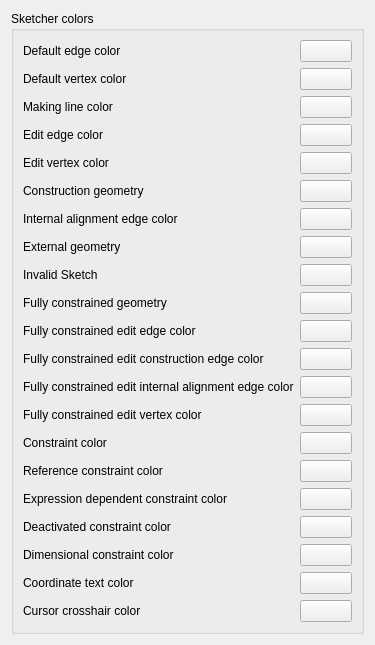
Before: the Qt Designer form src/Mod/Sketcher/Gui/SketcherSettingsColors.ui in southseact-3d/fcd, drawn with Qt 5.
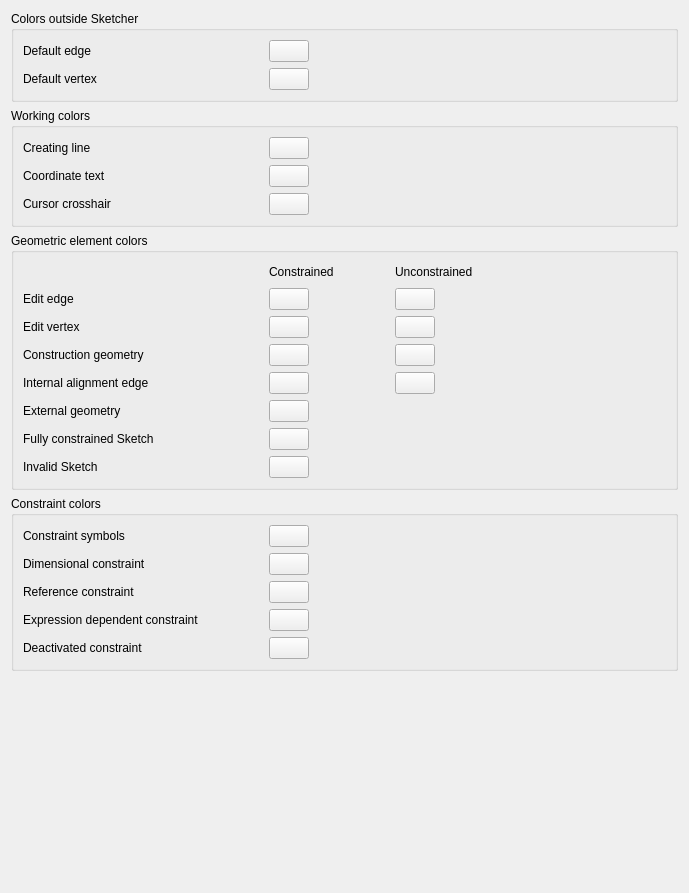
After: the same form once the commit is applied. Custom widgets are drawn as their Qt base class.

Commit message: Reworked Prefereces Sketcher Colors User interface, adding groupings.

```diff
--- a/src/Mod/Sketcher/Gui/SketcherSettingsColors.ui
+++ b/src/Mod/Sketcher/Gui/SketcherSettingsColors.ui
@@ -6,30 +6,43 @@
    <rect>
     <x>0</x>
     <y>0</y>
-    <width>375</width>
-    <height>627</height>
+    <width>689</width>
+    <height>893</height>
    </rect>
   </property>
   <property name="windowTitle">
    <string>Colors</string>
   </property>
-  <layout class="QGridLayout" name="gridLayout">
-   <item row="0" column="0">
-    <widget class="QGroupBox" name="groupBoxSketcherColor">
+  <layout class="QVBoxLayout" name="verticalLayout_2">
+   <item>
+    <widget class="QGroupBox" name="groupBox_3">
      <property name="title">
-      <string>Sketcher colors</string>
+      <string>Colors outside Sketcher</string>
      </property>
-     <layout class="QHBoxLayout" name="horizontalLayout_2">
-      <item>
-       <layout class="QGridLayout" name="gridLayout_2">
-        <item row="0" column="0">
-         <widget class="QLabel" name="label_17">
-          <property name="text">
-           <string>Default edge color</string>
+     <layout class="QGridLayout" name="gridLayout_8">
+      <item row="0" column="0">
+       <layout class="QGridLayout" name="gridLayout_4">
+        <item row="3" column="1">
+         <widget class="Gui::PrefColorButton" name="SketchVertexColor">
+          <property name="toolTip">
+           <string>Color of vertices</string>
+          </property>
+          <property name="color" stdset="0">
+           <color>
+            <red>255</red>
+            <green>255</green>
+            <blue>255</blue>
+           </color>
+          </property>
+          <property name="prefEntry" stdset="0">
+           <cstring>SketchVertexColor</cstring>
+          </property>
+          <property name="prefPath" stdset="0">
+           <cstring>View</cstring>
           </property>
          </widget>
         </item>
-        <item row="0" column="1">
+        <item row="2" column="1">
          <widget class="Gui::PrefColorButton" name="SketchEdgeColor">
           <property name="toolTip">
            <string>Color of edges</string>
@@ -49,41 +62,66 @@
           </property>
          </widget>
         </item>
-        <item row="1" column="0">
+        <item row="3" column="0">
          <widget class="QLabel" name="label_18">
           <property name="text">
-           <string>Default vertex color</string>
-          </property>
-         </widget>
-        </item>
-        <item row="1" column="1">
-         <widget class="Gui::PrefColorButton" name="SketchVertexColor">
-          <property name="toolTip">
-           <string>Color of vertices</string>
-          </property>
-          <property name="color">
-           <color>
-            <red>255</red>
-            <green>255</green>
-            <blue>255</blue>
-           </color>
-          </property>
-          <property name="prefEntry" stdset="0">
-           <cstring>SketchVertexColor</cstring>
-          </property>
-          <property name="prefPath" stdset="0">
-           <cstring>View</cstring>
+           <string>Default vertex</string>
           </property>
          </widget>
         </item>
         <item row="2" column="0">
-         <widget class="QLabel" name="label_6">
+         <widget class="QLabel" name="label_17">
+          <property name="minimumSize">
+           <size>
+            <width>240</width>
+            <height>0</height>
+           </size>
+          </property>
           <property name="text">
-           <string>Making line color</string>
+           <string>Default edge</string>
           </property>
          </widget>
         </item>
-        <item row="2" column="1">
+        <item row="2" column="2">
+         <spacer name="horizontalSpacer">
+          <property name="orientation">
+           <enum>Qt::Horizontal</enum>
+          </property>
+          <property name="sizeHint" stdset="0">
+           <size>
+            <width>40</width>
+            <height>20</height>
+           </size>
+          </property>
+         </spacer>
+        </item>
+       </layout>
+      </item>
+     </layout>
+    </widget>
+   </item>
+   <item>
+    <widget class="QGroupBox" name="groupBox">
+     <property name="title">
+      <string>Working colors</string>
+     </property>
+     <layout class="QGridLayout" name="gridLayout_7">
+      <item row="0" column="1">
+       <layout class="QGridLayout" name="gridLayout">
+        <item row="4" column="0">
+         <widget class="QLabel" name="label_5">
+          <property name="minimumSize">
+           <size>
+            <width>240</width>
+            <height>0</height>
+           </size>
+          </property>
+          <property name="text">
+           <string>Coordinate text</string>
+          </property>
+         </widget>
+        </item>
+        <item row="3" column="1">
          <widget class="Gui::PrefColorButton" name="CreateLineColor">
           <property name="toolTip">
            <string>Color used while new sketch elements are created</string>
@@ -103,15 +141,216 @@
           </property>
          </widget>
         </item>
+        <item row="5" column="1">
+         <widget class="Gui::PrefColorButton" name="CursorCrosshairColor">
+          <property name="toolTip">
+           <string>Color of crosshair cursor.
+(The one you get when creating a new sketch element.)</string>
+          </property>
+          <property name="color" stdset="0">
+           <color>
+            <red>255</red>
+            <green>255</green>
+            <blue>255</blue>
+           </color>
+          </property>
+          <property name="prefEntry" stdset="0">
+           <cstring>CursorCrosshairColor</cstring>
+          </property>
+          <property name="prefPath" stdset="0">
+           <cstring>View</cstring>
+          </property>
+         </widget>
+        </item>
         <item row="3" column="0">
-         <widget class="QLabel" name="label">
+         <widget class="QLabel" name="label_6">
+          <property name="minimumSize">
+           <size>
+            <width>240</width>
+            <height>0</height>
+           </size>
+          </property>
           <property name="text">
-           <string>Edit edge color</string>
+           <string>Creating line</string>
           </property>
          </widget>
         </item>
-        <item row="3" column="1">
+        <item row="4" column="1">
+         <widget class="Gui::PrefColorButton" name="CursorTextColor">
+          <property name="toolTip">
+           <string>Text color of the coordinates</string>
+          </property>
+          <property name="color" stdset="0">
+           <color>
+            <red>0</red>
+            <green>0</green>
+            <blue>255</blue>
+           </color>
+          </property>
+          <property name="prefEntry" stdset="0">
+           <cstring>CursorTextColor</cstring>
+          </property>
+          <property name="prefPath" stdset="0">
+           <cstring>View</cstring>
+          </property>
+         </widget>
+        </item>
+        <item row="5" column="0">
+         <widget class="QLabel" name="label_19">
+          <property name="text">
+           <string>Cursor crosshair</string>
+          </property>
+         </widget>
+        </item>
+        <item row="3" column="2">
+         <spacer name="horizontalSpacer_2">
+          <property name="orientation">
+           <enum>Qt::Horizontal</enum>
+          </property>
+          <property name="sizeHint" stdset="0">
+           <size>
+            <width>40</width>
+            <height>20</height>
+           </size>
+          </property>
+         </spacer>
+        </item>
+       </layout>
+      </item>
+     </layout>
+    </widget>
+   </item>
+   <item>
+    <widget class="QGroupBox" name="groupBox_2">
+     <property name="title">
+      <string>Geometric element colors</string>
+     </property>
+     <layout class="QGridLayout" name="gridLayout_6">
+      <item row="2" column="0">
+       <layout class="QGridLayout" name="gridLayout_5">
+        <item row="2" column="0">
+         <widget class="QLabel" name="label_4">
+          <property name="text">
+           <string>Invalid Sketch</string>
+          </property>
+         </widget>
+        </item>
+        <item row="1" column="0">
+         <widget class="QLabel" name="label_45">
+          <property name="minimumSize">
+           <size>
+            <width>240</width>
+            <height>0</height>
+           </size>
+          </property>
+          <property name="text">
+           <string>Fully constrained Sketch</string>
+          </property>
+         </widget>
+        </item>
+        <item row="1" column="1">
+         <widget class="Gui::PrefColorButton" name="FullyConstrainedColor">
+          <property name="sizePolicy">
+           <sizepolicy hsizetype="Maximum" vsizetype="Fixed">
+            <horstretch>0</horstretch>
+            <verstretch>0</verstretch>
+           </sizepolicy>
+          </property>
+          <property name="toolTip">
+           <string>Color of fully constrained geometry in edit mode</string>
+          </property>
+          <property name="color" stdset="0">
+           <color>
+            <red>0</red>
+            <green>255</green>
+            <blue>0</blue>
+           </color>
+          </property>
+          <property name="prefEntry" stdset="0">
+           <cstring>FullyConstrainedColor</cstring>
+          </property>
+          <property name="prefPath" stdset="0">
+           <cstring>View</cstring>
+          </property>
+         </widget>
+        </item>
+        <item row="2" column="1">
+         <widget class="Gui::PrefColorButton" name="InvalidSketchColor">
+          <property name="sizePolicy">
+           <sizepolicy hsizetype="Maximum" vsizetype="Fixed">
+            <horstretch>0</horstretch>
+            <verstretch>0</verstretch>
+           </sizepolicy>
+          </property>
+          <property name="toolTip">
+           <string>Color of geometry indicating an invalid sketch</string>
+          </property>
+          <property name="color" stdset="0">
+           <color>
+            <red>255</red>
+            <green>109</green>
+            <blue>0</blue>
+           </color>
+          </property>
+          <property name="prefEntry" stdset="0">
+           <cstring>InvalidSketchColor</cstring>
+          </property>
+          <property name="prefPath" stdset="0">
+           <cstring>View</cstring>
+          </property>
+         </widget>
+        </item>
+        <item row="1" column="2">
+         <spacer name="horizontalSpacer_5">
+          <property name="orientation">
+           <enum>Qt::Horizontal</enum>
+          </property>
+          <property name="sizeHint" stdset="0">
+           <size>
+            <width>40</width>
+            <height>20</height>
+           </size>
+          </property>
+         </spacer>
+        </item>
+       </layout>
+      </item>
+      <item row="1" column="0">
+       <layout class="QGridLayout" name="gridLayout_3">
+        <item row="8" column="0">
+         <widget class="QLabel" name="label_ia">
+          <property name="minimumSize">
+           <size>
+            <width>240</width>
+            <height>0</height>
+           </size>
+          </property>
+          <property name="text">
+           <string>Internal alignment edge</string>
+          </property>
+         </widget>
+        </item>
+        <item row="1" column="4">
+         <widget class="QLabel" name="label_9">
+          <property name="minimumSize">
+           <size>
+            <width>120</width>
+            <height>0</height>
+           </size>
+          </property>
+          <property name="text">
+           <string>Unconstrained</string>
+          </property>
+         </widget>
+        </item>
+        <item row="3" column="4">
          <widget class="Gui::PrefColorButton" name="EditedEdgeColor">
+          <property name="sizePolicy">
+           <sizepolicy hsizetype="Maximum" vsizetype="Fixed">
+            <horstretch>0</horstretch>
+            <verstretch>0</verstretch>
+           </sizepolicy>
+          </property>
           <property name="toolTip">
            <string>Color of edges being edited</string>
           </property>
@@ -130,15 +369,21 @@
           </property>
          </widget>
         </item>
-        <item row="4" column="0">
-         <widget class="QLabel" name="label_2">
+        <item row="3" column="0">
+         <widget class="QLabel" name="label">
           <property name="text">
-           <string>Edit vertex color</string>
+           <string>Edit edge</string>
           </property>
          </widget>
         </item>
-        <item row="4" column="1">
+        <item row="5" column="4">
          <widget class="Gui::PrefColorButton" name="EditedVertexColor">
+          <property name="sizePolicy">
+           <sizepolicy hsizetype="Maximum" vsizetype="Fixed">
+            <horstretch>0</horstretch>
+            <verstretch>0</verstretch>
+           </sizepolicy>
+          </property>
           <property name="toolTip">
            <string>Color of vertices being edited</string>
           </property>
@@ -158,41 +403,53 @@
          </widget>
         </item>
         <item row="5" column="0">
+         <widget class="QLabel" name="label_2">
+          <property name="text">
+           <string>Edit vertex</string>
+          </property>
+         </widget>
+        </item>
+        <item row="7" column="2">
+         <widget class="Gui::PrefColorButton" name="FullyConstraintConstructionElementColor">
+          <property name="sizePolicy">
+           <sizepolicy hsizetype="Maximum" vsizetype="Fixed">
+            <horstretch>0</horstretch>
+            <verstretch>0</verstretch>
+           </sizepolicy>
+          </property>
+          <property name="toolTip">
+           <string>Color of fully constrained construction edge color in edit mode</string>
+          </property>
+          <property name="color" stdset="0">
+           <color>
+            <red>143</red>
+            <green>169</green>
+            <blue>253</blue>
+           </color>
+          </property>
+          <property name="prefEntry" stdset="0">
+           <cstring>FullyConstraintConstructionElementColor</cstring>
+          </property>
+          <property name="prefPath" stdset="0">
+           <cstring>View</cstring>
+          </property>
+         </widget>
+        </item>
+        <item row="7" column="0">
          <widget class="QLabel" name="label_3">
           <property name="text">
            <string>Construction geometry</string>
           </property>
          </widget>
         </item>
-        <item row="5" column="1">
-         <widget class="Gui::PrefColorButton" name="ConstructionColor">
-          <property name="toolTip">
-           <string>Color of construction geometry in edit mode</string>
-          </property>
-          <property name="color">
-           <color>
-            <red>0</red>
-            <green>0</green>
-            <blue>220</blue>
-           </color>
-          </property>
-          <property name="prefEntry" stdset="0">
-           <cstring>ConstructionColor</cstring>
-          </property>
-          <property name="prefPath" stdset="0">
-           <cstring>View</cstring>
-          </property>
-         </widget>
-        </item>
-        <item row="6" column="0">
-         <widget class="QLabel" name="label_ia">
-          <property name="text">
-           <string>Internal alignment edge color</string>
-          </property>
-         </widget>
-        </item>
-        <item row="6" column="1">
+        <item row="8" column="4">
          <widget class="Gui::PrefColorButton" name="InternalAlignedGeoColor">
+          <property name="sizePolicy">
+           <sizepolicy hsizetype="Maximum" vsizetype="Fixed">
+            <horstretch>0</horstretch>
+            <verstretch>0</verstretch>
+           </sizepolicy>
+          </property>
           <property name="toolTip">
            <string>Color of edges of internal alignment geometry</string>
           </property>
@@ -211,73 +468,18 @@
           </property>
          </widget>
         </item>
-        <item row="7" column="0">
-         <widget class="QLabel" name="label_20">
-          <property name="text">
-           <string>External geometry</string>
+        <item row="7" column="4">
+         <widget class="Gui::PrefColorButton" name="ConstructionColor">
+          <property name="sizePolicy">
+           <sizepolicy hsizetype="Maximum" vsizetype="Fixed">
+            <horstretch>0</horstretch>
+            <verstretch>0</verstretch>
+           </sizepolicy>
           </property>
-         </widget>
-        </item>
-        <item row="7" column="1">
-         <widget class="Gui::PrefColorButton" name="ExternalColor">
           <property name="toolTip">
            <string>Color of external geometry in edit mode</string>
           </property>
-          <property name="color">
-           <color>
-            <red>204</red>
-            <green>51</green>
-            <blue>115</blue>
-           </color>
-          </property>
-          <property name="prefEntry" stdset="0">
-           <cstring>ExternalColor</cstring>
-          </property>
-          <property name="prefPath" stdset="0">
-           <cstring>View</cstring>
-          </property>
-         </widget>
-        </item>
-        <item row="8" column="0">
-         <widget class="QLabel" name="label_4">
-          <property name="text">
-           <string>Invalid Sketch</string>
-          </property>
-         </widget>
-        </item>
-        <item row="8" column="1">
-         <widget class="Gui::PrefColorButton" name="InvalidSketchColor">
-          <property name="toolTip">
-           <string>Color of geometry indicating an invalid sketch</string>
-          </property>
-          <property name="color">
-           <color>
-            <red>255</red>
-            <green>109</green>
-            <blue>0</blue>
-           </color>
-          </property>
-          <property name="prefEntry" stdset="0">
-           <cstring>InvalidSketchColor</cstring>
-          </property>
-          <property name="prefPath" stdset="0">
-           <cstring>View</cstring>
-          </property>
-         </widget>
-        </item>
-        <item row="9" column="0">
-         <widget class="QLabel" name="label_45">
-          <property name="text">
-           <string>Fully constrained geometry</string>
-          </property>
-         </widget>
-        </item>
-        <item row="9" column="1">
-         <widget class="Gui::PrefColorButton" name="FullyConstrainedColor">
-          <property name="toolTip">
-           <string>Color of fully constrained geometry in edit mode</string>
-          </property>
-          <property name="color">
+          <property name="color" stdset="0">
            <color>
             <red>0</red>
             <green>255</green>
@@ -292,15 +494,14 @@
           </property>
          </widget>
         </item>
-        <item row="10" column="0">
-         <widget class="QLabel" name="label_41">
-          <property name="text">
-           <string>Fully constrained edit edge color</string>
-          </property>
-         </widget>
-        </item>
-        <item row="10" column="1">
+        <item row="3" column="2">
          <widget class="Gui::PrefColorButton" name="FullyConstraintElementColor">
+          <property name="sizePolicy">
+           <sizepolicy hsizetype="Maximum" vsizetype="Fixed">
+            <horstretch>0</horstretch>
+            <verstretch>0</verstretch>
+           </sizepolicy>
+          </property>
           <property name="toolTip">
            <string>Color of fully constrained edge color in edit mode</string>
           </property>
@@ -319,42 +520,14 @@
           </property>
          </widget>
         </item>
-        <item row="11" column="0">
-         <widget class="QLabel" name="label_42">
-          <property name="text">
-           <string>Fully constrained edit construction edge color</string>
-          </property>
-         </widget>
-        </item>
-        <item row="11" column="1">
-         <widget class="Gui::PrefColorButton" name="FullyConstraintConstructionElementColor">
-          <property name="toolTip">
-           <string>Color of fully constrained construction edge color in edit mode</string>
-          </property>
-          <property name="color">
-           <color>
-            <red>143</red>
-            <green>169</green>
-            <blue>253</blue>
-           </color>
-          </property>
-          <property name="prefEntry" stdset="0">
-           <cstring>FullyConstraintConstructionElementColor</cstring>
-          </property>
-          <property name="prefPath" stdset="0">
-           <cstring>View</cstring>
-          </property>
-         </widget>
-        </item>
-        <item row="12" column="0">
-         <widget class="QLabel" name="label_43">
-          <property name="text">
-           <string>Fully constrained edit internal alignment edge color</string>
-          </property>
-         </widget>
-        </item>
-        <item row="12" column="1">
+        <item row="8" column="2">
          <widget class="Gui::PrefColorButton" name="FullyConstraintInternalAlignmentColor">
+          <property name="sizePolicy">
+           <sizepolicy hsizetype="Maximum" vsizetype="Fixed">
+            <horstretch>0</horstretch>
+            <verstretch>0</verstretch>
+           </sizepolicy>
+          </property>
           <property name="toolTip">
            <string>Color of fully constrained internal alignment edge color in edit mode</string>
           </property>
@@ -373,15 +546,47 @@
           </property>
          </widget>
         </item>
-        <item row="13" column="0">
-         <widget class="QLabel" name="label_44">
+        <item row="9" column="2">
+         <widget class="Gui::PrefColorButton" name="ExternalColor">
+          <property name="sizePolicy">
+           <sizepolicy hsizetype="Maximum" vsizetype="Fixed">
+            <horstretch>0</horstretch>
+            <verstretch>0</verstretch>
+           </sizepolicy>
+          </property>
+          <property name="toolTip">
+           <string>Color of external geometry in edit mode</string>
+          </property>
+          <property name="color" stdset="0">
+           <color>
+            <red>204</red>
+            <green>51</green>
+            <blue>115</blue>
+           </color>
+          </property>
+          <property name="prefEntry" stdset="0">
+           <cstring>ExternalColor</cstring>
+          </property>
+          <property name="prefPath" stdset="0">
+           <cstring>View</cstring>
+          </property>
+         </widget>
+        </item>
+        <item row="9" column="0">
+         <widget class="QLabel" name="label_20">
           <property name="text">
-           <string>Fully constrained edit vertex color</string>
+           <string>External geometry</string>
           </property>
          </widget>
         </item>
-        <item row="13" column="1">
+        <item row="5" column="2">
          <widget class="Gui::PrefColorButton" name="FullyConstraintConstructionPointColor">
+          <property name="sizePolicy">
+           <sizepolicy hsizetype="Maximum" vsizetype="Fixed">
+            <horstretch>0</horstretch>
+            <verstretch>0</verstretch>
+           </sizepolicy>
+          </property>
           <property name="toolTip">
            <string>Color of fully constrained vertex color in edit mode</string>
           </property>
@@ -400,41 +605,46 @@
           </property>
          </widget>
         </item>
-        <item row="14" column="0">
-         <widget class="QLabel" name="label_14">
+        <item row="1" column="2">
+         <widget class="QLabel" name="label_7">
+          <property name="minimumSize">
+           <size>
+            <width>120</width>
+            <height>0</height>
+           </size>
+          </property>
           <property name="text">
-           <string>Constraint color</string>
+           <string>Constrained</string>
           </property>
          </widget>
         </item>
-        <item row="14" column="1">
-         <widget class="Gui::PrefColorButton" name="ConstrainedColor">
-          <property name="toolTip">
-           <string>Color of driving constraints in edit mode</string>
+        <item row="1" column="5">
+         <spacer name="horizontalSpacer_6">
+          <property name="orientation">
+           <enum>Qt::Horizontal</enum>
           </property>
-          <property name="color">
-           <color>
-            <red>255</red>
-            <green>38</green>
-            <blue>0</blue>
-           </color>
+          <property name="sizeHint" stdset="0">
+           <size>
+            <width>40</width>
+            <height>20</height>
+           </size>
           </property>
-          <property name="prefEntry" stdset="0">
-           <cstring>ConstrainedIcoColor</cstring>
-          </property>
-          <property name="prefPath" stdset="0">
-           <cstring>View</cstring>
-          </property>
-         </widget>
+         </spacer>
         </item>
-        <item row="15" column="0">
-         <widget class="QLabel" name="label_8">
-          <property name="text">
-           <string>Reference constraint color</string>
-          </property>
-         </widget>
-        </item>
-        <item row="15" column="1">
+       </layout>
+      </item>
+     </layout>
+    </widget>
+   </item>
+   <item>
+    <widget class="QGroupBox" name="groupBoxSketcherColor">
+     <property name="title">
+      <string>Constraint colors</string>
+     </property>
+     <layout class="QHBoxLayout" name="horizontalLayout_2">
+      <item>
+       <layout class="QGridLayout" name="gridLayout_2">
+        <item row="12" column="1">
          <widget class="Gui::PrefColorButton" name="NonDrivingConstraintColor">
           <property name="toolTip">
            <string>Color of reference constraints in edit mode</string>
@@ -454,14 +664,48 @@
           </property>
          </widget>
         </item>
-        <item row="16" column="0">
+        <item row="10" column="1">
+         <widget class="Gui::PrefColorButton" name="ConstrainedColor">
+          <property name="toolTip">
+           <string>Color of driving constraints in edit mode</string>
+          </property>
+          <property name="color" stdset="0">
+           <color>
+            <red>255</red>
+            <green>38</green>
+            <blue>0</blue>
+           </color>
+          </property>
+          <property name="prefEntry" stdset="0">
+           <cstring>ConstrainedIcoColor</cstring>
+          </property>
+          <property name="prefPath" stdset="0">
+           <cstring>View</cstring>
+          </property>
+         </widget>
+        </item>
+        <item row="14" column="0">
+         <widget class="QLabel" name="labeldeact">
+          <property name="text">
+           <string>Deactivated constraint</string>
+          </property>
+         </widget>
+        </item>
+        <item row="13" column="0">
          <widget class="QLabel" name="labelexpr">
           <property name="text">
-           <string>Expression dependent constraint color</string>
+           <string>Expression dependent constraint</string>
           </property>
          </widget>
         </item>
-        <item row="16" column="1">
+        <item row="11" column="0">
+         <widget class="QLabel" name="label_15">
+          <property name="text">
+           <string>Dimensional constraint</string>
+          </property>
+         </widget>
+        </item>
+        <item row="13" column="1">
          <widget class="Gui::PrefColorButton" name="ExprBasedConstrDimColor">
           <property name="toolTip">
            <string>Color of expression dependent constraints in edit mode</string>
@@ -481,14 +725,7 @@
           </property>
          </widget>
         </item>
-        <item row="17" column="0">
-         <widget class="QLabel" name="labeldeact">
-          <property name="text">
-           <string>Deactivated constraint color</string>
-          </property>
-         </widget>
-        </item>
-        <item row="17" column="1">
+        <item row="14" column="1">
          <widget class="Gui::PrefColorButton" name="DeactivatedConstrDimColor">
           <property name="toolTip">
            <string>Color of deactivated constraints in edit mode</string>
@@ -508,14 +745,27 @@
           </property>
          </widget>
         </item>
-        <item row="18" column="0">
-         <widget class="QLabel" name="label_15">
+        <item row="10" column="0">
+         <widget class="QLabel" name="label_14">
+          <property name="minimumSize">
+           <size>
+            <width>240</width>
+            <height>0</height>
+           </size>
+          </property>
           <property name="text">
-           <string>Dimensional constraint color</string>
+           <string>Constraint symbols</string>
           </property>
          </widget>
         </item>
-        <item row="18" column="1">
+        <item row="12" column="0">
+         <widget class="QLabel" name="label_8">
+          <property name="text">
+           <string>Reference constraint</string>
+          </property>
+         </widget>
+        </item>
+        <item row="11" column="1">
          <widget class="Gui::PrefColorButton" name="DatumColor">
           <property name="toolTip">
            <string>Color of dimensional driving constraints</string>
@@ -535,67 +785,25 @@
           </property>
          </widget>
         </item>
-        <item row="19" column="0">
-         <widget class="QLabel" name="label_5">
-          <property name="text">
-           <string>Coordinate text color</string>
-          </property>
-         </widget>
-        </item>
-        <item row="19" column="1">
-         <widget class="Gui::PrefColorButton" name="CursorTextColor">
-          <property name="toolTip">
-           <string>Text color of the coordinates</string>
-          </property>
-          <property name="color">
-           <color>
-            <red>0</red>
-            <green>0</green>
-            <blue>255</blue>
-           </color>
-          </property>
-          <property name="prefEntry" stdset="0">
-           <cstring>CursorTextColor</cstring>
-          </property>
-          <property name="prefPath" stdset="0">
-           <cstring>View</cstring>
-          </property>
-         </widget>
-        </item>
-        <item row="20" column="0">
-         <widget class="QLabel" name="label_19">
-          <property name="text">
-           <string>Cursor crosshair color</string>
-          </property>
-         </widget>
-        </item>
-        <item row="20" column="1">
-         <widget class="Gui::PrefColorButton" name="CursorCrosshairColor">
-          <property name="toolTip">
-           <string>Color of crosshair cursor.
-(The one you get when creating a new sketch element.)</string>
-          </property>
-          <property name="color">
-           <color>
-            <red>255</red>
-            <green>255</green>
-            <blue>255</blue>
-           </color>
-          </property>
-          <property name="prefEntry" stdset="0">
-           <cstring>CursorCrosshairColor</cstring>
-          </property>
-          <property name="prefPath" stdset="0">
-           <cstring>View</cstring>
-          </property>
-         </widget>
-        </item>
        </layout>
       </item>
+      <item>
+       <spacer name="horizontalSpacer_4">
+        <property name="orientation">
+         <enum>Qt::Horizontal</enum>
+        </property>
+        <property name="sizeHint" stdset="0">
+         <size>
+          <width>40</width>
+          <height>20</height>
+         </size>
+        </property>
+       </spacer>
+      </item>
      </layout>
     </widget>
    </item>
-   <item row="1" column="0">
+   <item>
     <spacer name="verticalSpacer">
      <property name="orientation">
       <enum>Qt::Vertical</enum>
@@ -616,11 +824,6 @@
    <extends>QPushButton</extends>
    <header>Gui/Widgets.h</header>
   </customwidget>
-  <customwidget>
-   <class>Gui::PrefSpinBox</class>
-   <extends>QSpinBox</extends>
-   <header>Gui/PrefWidgets.h</header>
-  </customwidget>
   <customwidget>
    <class>Gui::PrefColorButton</class>
    <extends>Gui::ColorButton</extends>
```
Left out of the diff: 32 changed lines with no effect on the pictures.
